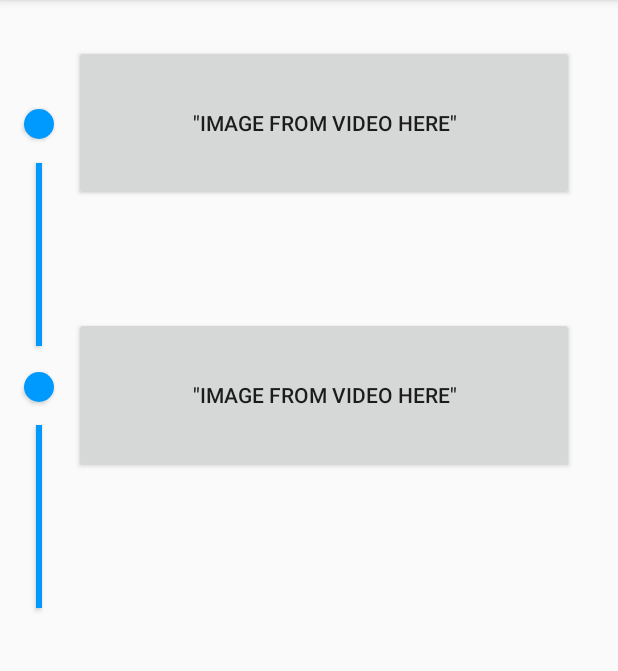
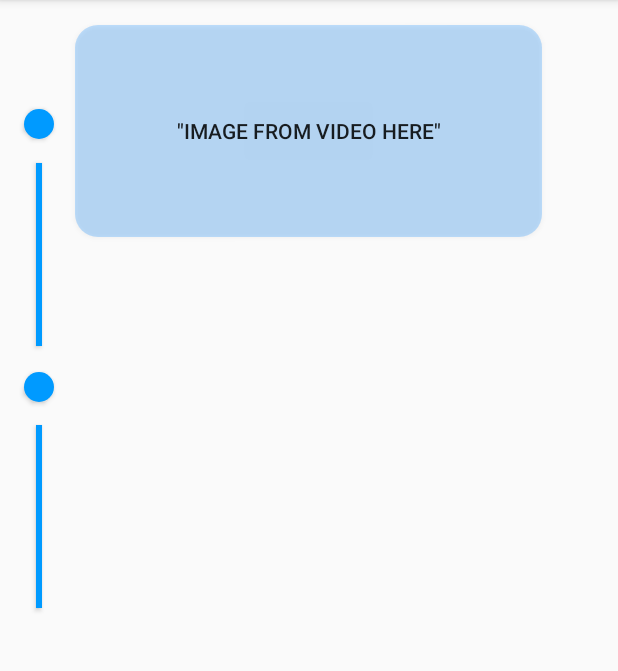
Before and after one commit to ThaDuyx/noeglen, an Android app: the VidOverviewActivity screen opened directly, with no data from a screen before it, on a phone screen of 412 x 824 dp, the part 84-755 px from its top. Run offline under Robolectric (Android 15) with nearby library versions, the phone set to English and light mode, and no system bars.

Commit message:
Ny Drawables here you go asama

```diff
--- a/app/src/main/AndroidManifest.xml
+++ b/app/src/main/AndroidManifest.xml
@@ -9,7 +9,8 @@
         android:roundIcon="@mipmap/ic_launcher_round"
         android:supportsRtl="true"
         android:theme="@style/AppTheme">
-        <activity android:name=".activity_vidoverview"></activity>
+        <activity android:name=".VidPageActivity"></activity>
+        <activity android:name=".VidOverviewActivity" />
         <activity android:name=".LoginActivity" />
         <activity android:name=".MainActivity">
             <intent-filter>
--- a/app/src/main/java/com/example/noeglen/activity_vidoverview.java
+++ b/app/src/main/java/com/example/noeglen/VidOverviewActivity.java
@@ -4,7 +4,7 @@ import androidx.appcompat.app.AppCompatActivity;
 
 import android.os.Bundle;
 
-public class activity_vidoverview extends AppCompatActivity {
+public class VidOverviewActivity extends AppCompatActivity {
 
     @Override
     protected void onCreate(Bundle savedInstanceState) {
--- /dev/null
+++ b/app/src/main/java/com/example/noeglen/VidPageActivity.java
@@ -0,0 +1,14 @@
+package com.example.noeglen;
+
+import androidx.appcompat.app.AppCompatActivity;
+
+import android.os.Bundle;
+
+public class VidPageActivity extends AppCompatActivity {
+
+    @Override
+    protected void onCreate(Bundle savedInstanceState) {
+        super.onCreate(savedInstanceState);
+        setContentView(R.layout.activity_vid_page);
+    }
+}
--- /dev/null
+++ b/app/src/main/res/drawable/videoview.xml
@@ -0,0 +1,7 @@
+<?xml version="1.0" encoding="utf-8"?>
+<shape xmlns:android="http://schemas.android.com/apk/res/android">
+    <size android:height="141dp" android:width="311dp">  </size>
+    <solid android:color="#472194FF"> </solid>
+    <corners android:radius="15dp"></corners>
+
+</shape>
--- /dev/null
+++ b/app/src/main/res/layout/activity_vid_page.xml
@@ -0,0 +1,9 @@
+<?xml version="1.0" encoding="utf-8"?>
+<androidx.constraintlayout.widget.ConstraintLayout xmlns:android="http://schemas.android.com/apk/res/android"
+    xmlns:app="http://schemas.android.com/apk/res-auto"
+    xmlns:tools="http://schemas.android.com/tools"
+    android:layout_width="match_parent"
+    android:layout_height="match_parent"
+    tools:context=".VidPageActivity">
+
+</androidx.constraintlayout.widget.ConstraintLayout>
--- a/app/src/main/res/layout/activity_vidoverview.xml
+++ b/app/src/main/res/layout/activity_vidoverview.xml
@@ -4,33 +4,21 @@
     xmlns:tools="http://schemas.android.com/tools"
     android:layout_width="match_parent"
     android:layout_height="match_parent"
-    tools:context=".activity_vidoverview">
+    tools:context=".VidOverviewActivity">
 
     <Button
-        android:id="@+id/button4"
-        android:layout_width="333dp"
-        android:layout_height="104dp"
-        android:layout_marginStart="12dp"
+        android:id="@+id/button3"
+        android:layout_width="311dp"
+        android:layout_height="141dp"
+        android:background="@drawable/videoview"
+        android:clickable="false"
         android:text='"IMAGE FROM VIDEO HERE"'
         app:layout_constraintBottom_toBottomOf="parent"
         app:layout_constraintEnd_toEndOf="parent"
-        app:layout_constraintHorizontal_bias="0.033"
-        app:layout_constraintStart_toEndOf="@+id/button5"
-        app:layout_constraintTop_toTopOf="parent"
-        app:layout_constraintVertical_bias="0.318" />
-
-    <Button
-        android:id="@+id/button3"
-        android:layout_width="333dp"
-        android:layout_height="104dp"
-        android:clickable="false"
-        android:text='"IMAGE FROM VIDEO HERE"'
-        app:layout_constraintBottom_toTopOf="@+id/button4"
-        app:layout_constraintEnd_toEndOf="parent"
-        app:layout_constraintHorizontal_bias="0.309"
+        app:layout_constraintHorizontal_bias="0.218"
         app:layout_constraintStart_toEndOf="@+id/button"
         app:layout_constraintTop_toTopOf="parent"
-        app:layout_constraintVertical_bias="0.281" />
+        app:layout_constraintVertical_bias="0.027" />
 
     <Button
         android:id="@+id/button"
```
Also changed, not shown: app/src/main/res/drawable/iconfinder_arrow-right_227601.png (deleted).
